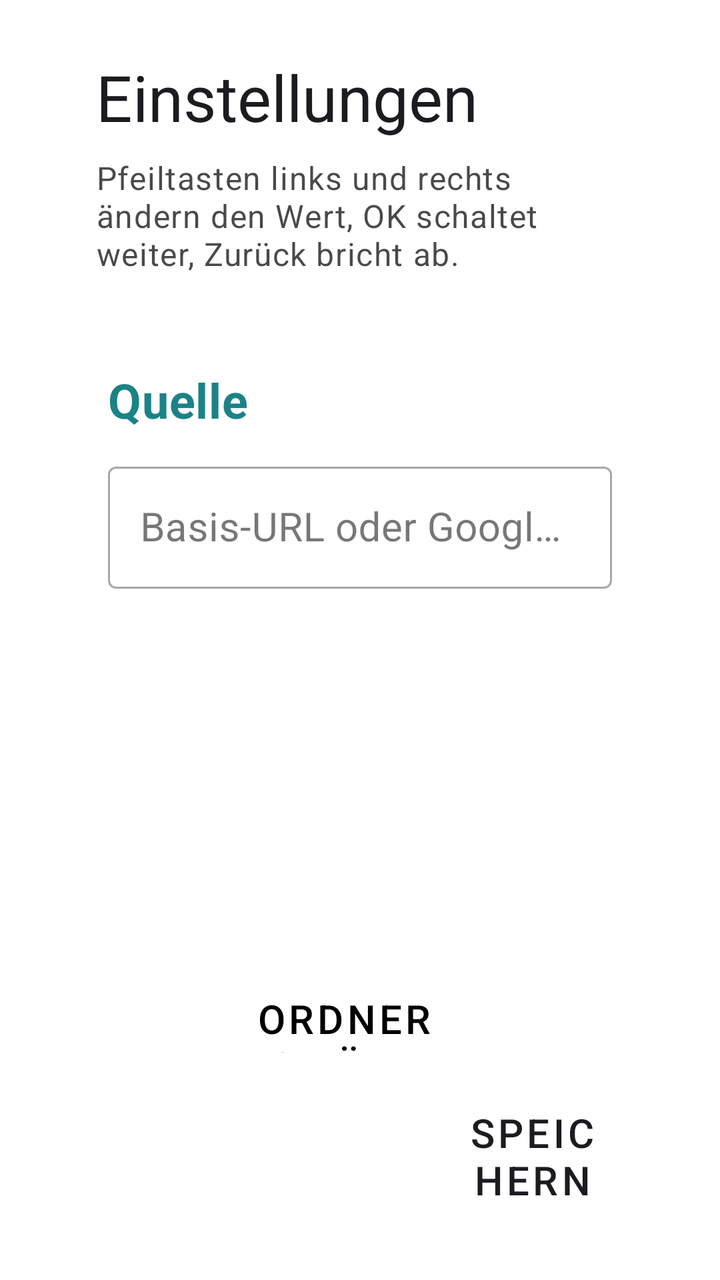
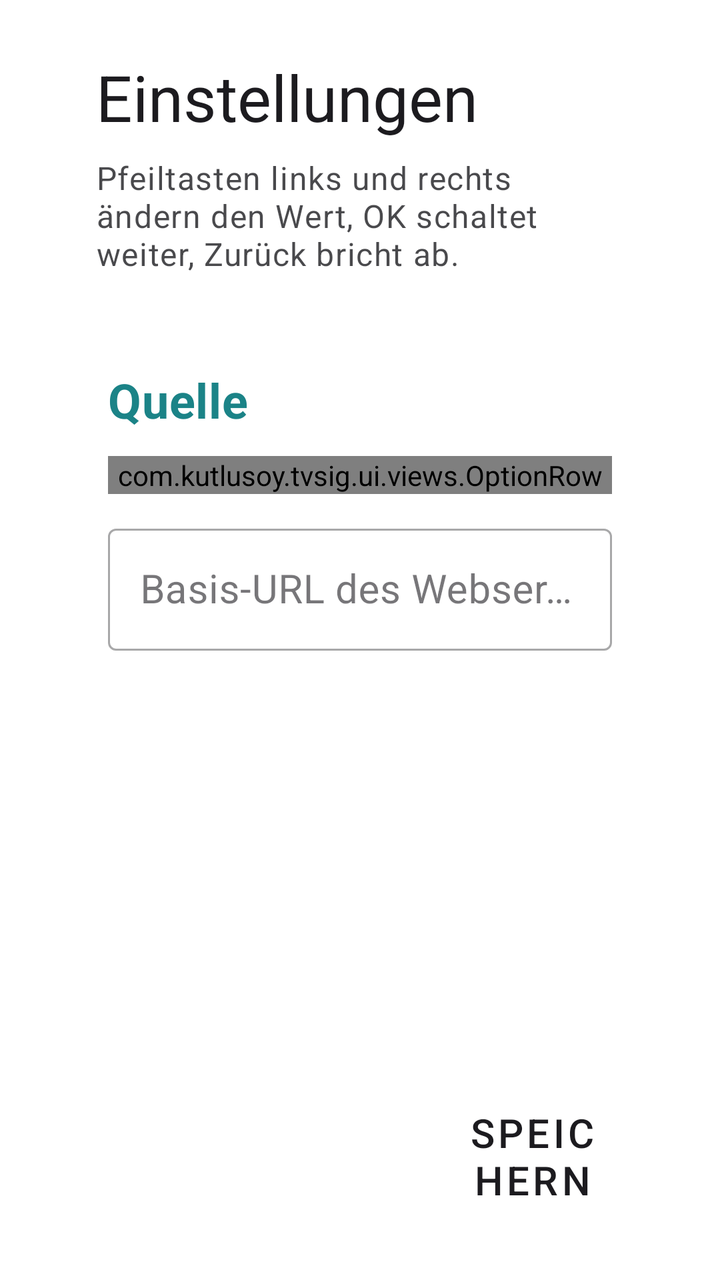

An Android layout rendered at two revisions. The XML below is the earlier revision; the diff shows what the commit changed to produce the second picture.
<!-- AndroidManifest.xml: activity theme Theme.TVSig -->
<!-- res/layout/activity_settings.xml -->
<?xml version="1.0" encoding="utf-8"?>
<androidx.constraintlayout.widget.ConstraintLayout xmlns:android="http://schemas.android.com/apk/res/android"
    xmlns:app="http://schemas.android.com/apk/res-auto"
    android:layout_width="match_parent"
    android:layout_height="match_parent"
    android:background="?android:attr/colorBackground">

    <LinearLayout
        android:layout_width="0dp"
        android:layout_height="0dp"
        android:orientation="vertical"
        android:paddingStart="@dimen/tv_safe_horizontal"
        android:paddingEnd="@dimen/tv_safe_horizontal"
        android:paddingTop="@dimen/tv_safe_vertical"
        android:paddingBottom="@dimen/tv_safe_vertical"
        app:layout_constraintBottom_toBottomOf="parent"
        app:layout_constraintEnd_toEndOf="parent"
        app:layout_constraintStart_toStartOf="parent"
        app:layout_constraintTop_toTopOf="parent"
        app:layout_constraintWidth_max="960dp">

        <TextView
            android:layout_width="match_parent"
            android:layout_height="wrap_content"
            android:text="@string/settings_title"
            android:textAppearance="@style/TextAppearance.TVSig.Headline" />

        <TextView
            android:layout_width="match_parent"
            android:layout_height="wrap_content"
            android:layout_marginTop="@dimen/margin_xsmall"
            android:layout_marginBottom="@dimen/margin_medium"
            android:alpha="0.8"
            android:text="@string/settings_remote_hint"
            android:textAppearance="@style/TextAppearance.TVSig.Caption" />

        <ScrollView
            android:layout_width="match_parent"
            android:layout_height="0dp"
            android:layout_weight="1"
            android:clipToPadding="false"
            android:fillViewport="true"
            android:padding="6dp"
            android:scrollbars="none">

            <LinearLayout
                android:layout_width="match_parent"
                android:layout_height="wrap_content"
                android:orientation="vertical">

                <TextView
                    style="@style/TextAppearance.TVSig.Section"
                    android:layout_width="match_parent"
                    android:layout_height="wrap_content"
                    android:layout_marginTop="@dimen/margin_large"
                    android:layout_marginBottom="@dimen/margin_small"
                    android:text="@string/settings_section_source" />

                <com.google.android.material.textfield.TextInputLayout
                    android:id="@+id/baseUrlLayout"
                    style="@style/Widget.MaterialComponents.TextInputLayout.OutlinedBox"
                    android:layout_width="match_parent"
                    android:layout_height="wrap_content"
                    android:layout_marginBottom="@dimen/margin_small"
                    android:hint="@string/settings_base_url"
                    app:boxStrokeWidthFocused="4dp">

                    <com.google.android.material.textfield.TextInputEditText
                        android:id="@+id/baseUrlInput"
                        android:layout_width="match_parent"
                        android:layout_height="wrap_content"
                        android:imeOptions="actionNext"
                        android:inputType="textUri"
                        android:maxLines="1"
                        android:textSize="@dimen/text_size_body" />
                </com.google.android.material.textfield.TextInputLayout>

                <LinearLayout
                    android:layout_width="match_parent"
                    android:layout_height="wrap_content"
                    android:gravity="center_vertical"
                    android:layout_marginBottom="@dimen/margin_small"
                    android:orientation="horizontal">

                    <Button
                        android:id="@+id/btnPickFolder"
                        style="@style/Widget.TVSig.Button.Secondary"
                        android:layout_width="wrap_content"
                        android:layout_height="wrap_content"
                        android:layout_marginEnd="@dimen/margin_medium"
                        android:text="@string/settings_pick_folder" />

                    <Button
                        android:id="@+id/btnTestConnection"
                        style="@style/Widget.TVSig.Button.Secondary"
                        android:layout_width="wrap_content"
                        android:layout_height="wrap_content"
                        android:text="@string/settings_test_connection" />

                    <TextView
                        android:id="@+id/testStatus"
                        android:layout_width="0dp"
                        android:layout_height="wrap_content"
                        android:layout_marginStart="@dimen/margin_medium"
                        android:layout_weight="1"
                        android:textAppearance="@style/TextAppearance.TVSig.Body" />
                </LinearLayout>

                <com.google.android.material.textfield.TextInputLayout
                    android:id="@+id/subfolderLayout"
                    style="@style/Widget.MaterialComponents.TextInputLayout.OutlinedBox"
                    android:layout_width="match_parent"
                    android:layout_height="wrap_content"
                    android:layout_marginBottom="@dimen/margin_small"
                    android:hint="@string/settings_subfolder"
                    app:boxStrokeWidthFocused="4dp">

                    <com.google.android.material.textfield.TextInputEditText
                        android:id="@+id/subfolderInput"
                        android:layout_width="match_parent"
                        android:layout_height="wrap_content"
                        android:imeOptions="actionDone"
                        android:inputType="text"
                        android:maxLines="1"
                        android:textSize="@dimen/text_size_body" />
                </com.google.android.material.textfield.TextInputLayout>

                <TextView
                    style="@style/TextAppearance.TVSig.Section"
                    android:layout_width="match_parent"
                    android:layout_height="wrap_content"
                    android:layout_marginTop="@dimen/margin_large"
                    android:layout_marginBottom="@dimen/margin_small"
                    android:text="@string/settings_section_playback" />

                <com.kutlusoy.tvsig.ui.views.OptionRow
                    android:id="@+id/delayRow"
                    android:layout_width="match_parent"
                    android:layout_height="wrap_content"
                    android:layout_marginBottom="@dimen/margin_small"
                    app:optionTitle="@string/settings_delay" />

                <com.kutlusoy.tvsig.ui.views.OptionRow
                    android:id="@+id/transitionRow"
                    android:layout_width="match_parent"
                    android:layout_height="wrap_content"
                    app:optionTitle="@string/settings_transition" />

                <TextView
                    style="@style/TextAppearance.TVSig.Section"
                    android:layout_width="match_parent"
                    android:layout_height="wrap_content"
                    android:layout_marginTop="@dimen/margin_large"
                    android:layout_marginBottom="@dimen/margin_small"
                    android:text="@string/settings_section_display" />

                <com.kutlusoy.tvsig.ui.views.OptionRow
                    android:id="@+id/orientationRow"
                    android:layout_width="match_parent"
                    android:layout_height="wrap_content"
                    android:layout_marginBottom="@dimen/margin_small"
                    app:optionTitle="@string/settings_orientation" />

                <com.kutlusoy.tvsig.ui.views.OptionRow
                    android:id="@+id/themeRow"
                    android:layout_width="match_parent"
                    android:layout_height="wrap_content"
                    app:optionTitle="@string/settings_theme" />

                <TextView
                    style="@style/TextAppearance.TVSig.Section"
                    android:layout_width="match_parent"
                    android:layout_height="wrap_content"
                    android:layout_marginTop="@dimen/margin_large"
                    android:layout_marginBottom="@dimen/margin_small"
                    android:text="@string/settings_section_security" />

                <LinearLayout
                    android:layout_width="match_parent"
                    android:layout_height="wrap_content"
                    android:orientation="horizontal">

                    <Button
                        android:id="@+id/btnChangePin"
                        style="@style/Widget.TVSig.Button.Secondary"
                        android:layout_width="wrap_content"
                        android:layout_height="wrap_content"
                        android:layout_marginEnd="@dimen/margin_medium"
                        android:text="@string/button_change_pin" />

                    <Button
                        android:id="@+id/btnClearCache"
                        style="@style/Widget.TVSig.Button.Secondary"
                        android:layout_width="wrap_content"
                        android:layout_height="wrap_content"
                        android:text="@string/cache_clear" />
                </LinearLayout>

                <LinearLayout
                    android:id="@+id/aboutCard"
                    android:layout_width="match_parent"
                    android:layout_height="wrap_content"
                    android:layout_marginTop="@dimen/margin_xlarge"
                    android:background="@drawable/bg_row"
                    android:focusable="true"
                    android:orientation="vertical"
                    android:padding="@dimen/margin_medium">

                    <TextView
                        android:layout_width="match_parent"
                        android:layout_height="wrap_content"
                        android:layout_marginBottom="@dimen/margin_small"
                        android:text="@string/about_title"
                        android:textAppearance="@style/TextAppearance.TVSig.Title"
                        android:textStyle="bold" />

                    <TextView
                        android:id="@+id/aboutText"
                        android:layout_width="match_parent"
                        android:layout_height="wrap_content"
                        android:lineSpacingMultiplier="1.2"
                        android:textAppearance="@style/TextAppearance.TVSig.Body" />
                </LinearLayout>
            </LinearLayout>
        </ScrollView>

        <LinearLayout
            android:layout_width="match_parent"
            android:layout_height="wrap_content"
            android:layout_marginTop="@dimen/margin_small"
            android:gravity="end"
            android:orientation="horizontal">

            <Button
                android:id="@+id/btnCancel"
                style="@style/Widget.TVSig.Button.Tertiary"
                android:layout_width="wrap_content"
                android:layout_height="wrap_content"
                android:layout_marginEnd="@dimen/margin_medium"
                android:text="@string/button_cancel" />

            <Button
                android:id="@+id/btnSave"
                style="@style/Widget.TVSig.Button"
                android:layout_width="wrap_content"
                android:layout_height="wrap_content"
                android:text="@string/button_save" />
        </LinearLayout>
    </LinearLayout>
</androidx.constraintlayout.widget.ConstraintLayout>
<!-- resources referenced by this layout -->
<resources>
  <dimen name="margin_large">24dp</dimen>
  <dimen name="margin_medium">16dp</dimen>
  <dimen name="margin_small">12dp</dimen>
  <dimen name="margin_xlarge">32dp</dimen>
  <dimen name="margin_xsmall">8dp</dimen>
  <dimen name="text_size_body">20sp</dimen>
  <dimen name="tv_safe_horizontal">48dp</dimen>
  <dimen name="tv_safe_vertical">27dp</dimen>
  <string name="about_title">Über TVSig</string>
  <string name="button_cancel">Abbrechen</string>
  <string name="button_change_pin">PIN ändern</string>
  <string name="button_save">Speichern</string>
  <string name="cache_clear">Cache leeren</string>
  <string name="settings_base_url">Basis-URL oder Google-Drive-Ordnerlink</string>
  <string name="settings_delay">Anzeigedauer pro Bild</string>
  <string name="settings_orientation">Bildschirmausrichtung</string>
  <string name="settings_pick_folder">Ordner auswählen</string>
  <string name="settings_remote_hint">Pfeiltasten links und rechts ändern den Wert, OK schaltet weiter, Zurück bricht ab.</string>
  <string name="settings_section_display">Anzeige</string>
  <string name="settings_section_playback">Wiedergabe</string>
  <string name="settings_section_security">Sicherheit und Wartung</string>
  <string name="settings_section_source">Quelle</string>
  <string name="settings_subfolder">Unterordner</string>
  <string name="settings_test_connection">Verbindung testen</string>
  <string name="settings_theme">App-Theme</string>
  <string name="settings_title">Einstellungen</string>
  <string name="settings_transition">Übergangseffekt</string>
  <style name="TextAppearance.TVSig.Body" parent="TextAppearance.MaterialComponents.Body1">
          <item name="android:textSize">@dimen/text_size_body</item>
          <item name="android:textColor">?attr/colorOnSurface</item>
      </style>
  <style name="TextAppearance.TVSig.Caption" parent="TextAppearance.MaterialComponents.Caption">
          <item name="android:textSize">@dimen/text_size_caption</item>
          <item name="android:textColor">?attr/colorOnSurface</item>
      </style>
  <style name="TextAppearance.TVSig.Section" parent="TextAppearance.TVSig.Title">
          <item name="android:textColor">?attr/colorPrimary</item>
          <item name="android:textStyle">bold</item>
      </style>
  <style name="TextAppearance.TVSig.Title" parent="TextAppearance.MaterialComponents.Subtitle1">
          <item name="android:textSize">@dimen/text_size_title</item>
          <item name="android:textColor">?attr/colorOnSurface</item>
      </style>
  <style name="Widget.TVSig.Button.Secondary" parent="Widget.TVSig.Button">
          <item name="backgroundTint">?attr/colorPrimaryVariant</item>
          <item name="android:textColor">@color/button_text_on_variant</item>
      </style>
  <style name="Widget.TVSig.Button.Tertiary" parent="Widget.TVSig.Button">
          <item name="backgroundTint">?attr/colorSecondaryVariant</item>
          <item name="android:textColor">@color/button_text_on_tertiary</item>
      </style>
  <color name="row_stroke">#66808080</color>
  <dimen name="text_size_caption">16sp</dimen>
  <dimen name="text_size_headline">32sp</dimen>
  <dimen name="text_size_title">24sp</dimen>
  <color name="button_text_on_variant">#000000</color>
  <color name="button_text_on_tertiary">#FFFFFF</color>
  <color name="primary">#1b8387</color>
  <color name="primary_variant">#facd60</color>
  <color name="text_primary_light">#1C1B1F</color>
  <color name="secondary">#e74645</color>
  <color name="tertiary">#fb7756</color>
  <color name="transparent">#00000000</color>
  <color name="background_light">#FFFFFF</color>
  <color name="surface_light">#FFFFFF</color>
  <color name="error_light">#FFB4AB</color>
  <color name="text_secondary_light">#49454F</color>
  <color name="scrim">#62000000</color>
  <color name="ripple_light">#33000000</color>
  <!-- unchanged entries left out for length: 5 -->
</resources>

<!-- the commit's change to res/layout/activity_settings.xml (unified diff, before → after) -->
@@ -56,6 +56,13 @@
                     android:layout_marginBottom="@dimen/margin_small"
                     android:text="@string/settings_section_source" />
 
+                <com.kutlusoy.tvsig.ui.views.OptionRow
+                    android:id="@+id/sourceRow"
+                    android:layout_width="match_parent"
+                    android:layout_height="wrap_content"
+                    android:layout_marginBottom="@dimen/margin_small"
+                    app:optionTitle="@string/settings_source_type" />
+
                 <com.google.android.material.textfield.TextInputLayout
                     android:id="@+id/baseUrlLayout"
                     style="@style/Widget.MaterialComponents.TextInputLayout.OutlinedBox"
<!-- resource entries referenced after the edit -->
@@ -13,7 +13,7 @@
   <string name="button_change_pin">PIN ändern</string>
   <string name="button_save">Speichern</string>
   <string name="cache_clear">Cache leeren</string>
-  <string name="settings_base_url">Basis-URL oder Google-Drive-Ordnerlink</string>
+  <string name="settings_base_url">Basis-URL des Webservers</string>
   <string name="settings_delay">Anzeigedauer pro Bild</string>
   <string name="settings_orientation">Bildschirmausrichtung</string>
   <string name="settings_pick_folder">Ordner auswählen</string>
@@ -22,7 +22,8 @@
   <string name="settings_section_playback">Wiedergabe</string>
   <string name="settings_section_security">Sicherheit und Wartung</string>
   <string name="settings_section_source">Quelle</string>
-  <string name="settings_subfolder">Unterordner</string>
+  <string name="settings_source_type">Art der Quelle</string>
+  <string name="settings_subfolder">Ordner (Pfad)</string>
   <string name="settings_test_connection">Verbindung testen</string>
   <string name="settings_theme">App-Theme</string>
   <string name="settings_title">Einstellungen</string>
